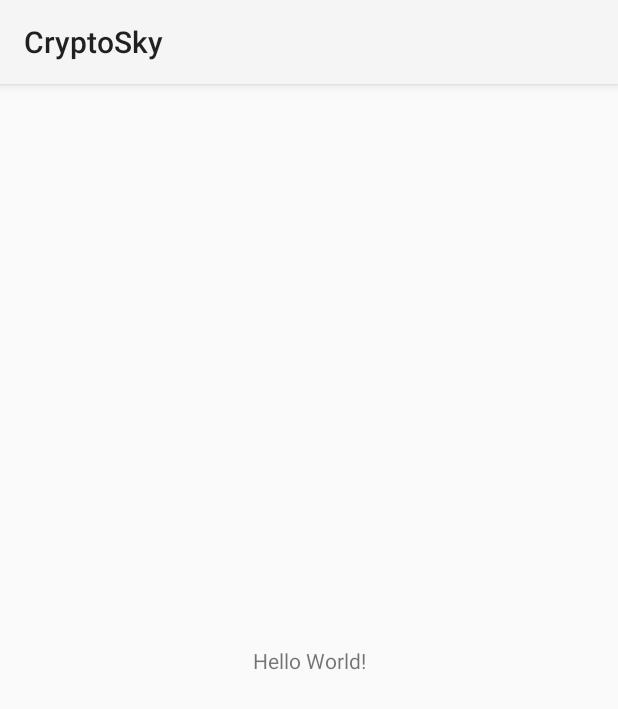
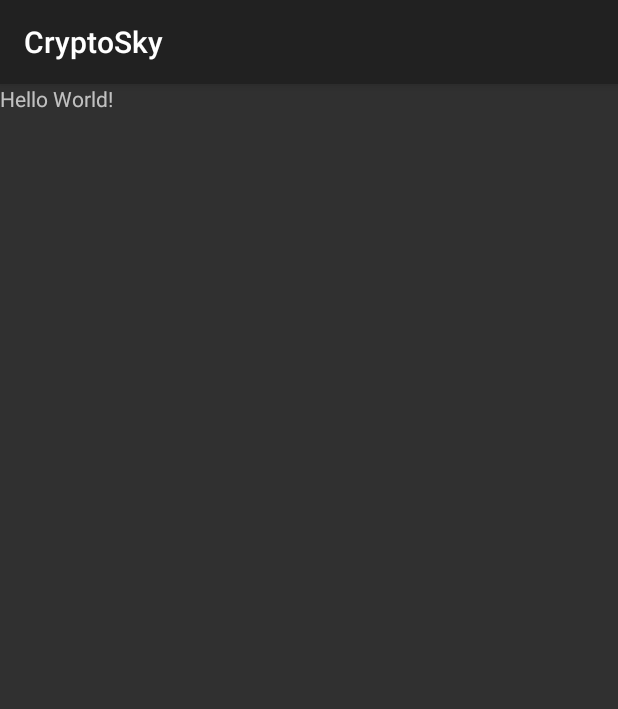
Before and after one commit to mrdeakd/CryptoSky, an Android app: the screen it shows after launch (MainActivity), on a phone screen of 412 x 824 dp. Shown: the top 709 px of the screen. Run offline under Robolectric (Android 15) with nearby library versions, the phone set to English and light mode, and no system bars; our stand-ins replace Timber; libraries missing offline, so code that uses them is left out: co.zsmb.rainbowcake; 2 statements that could not run were skipped.

```diff
--- a/app/build.gradle
+++ b/app/build.gradle
@@ -54,6 +54,7 @@ dependencies {
     //Rainbowcake
     implementation "co.zsmb:rainbow-cake-core:$rainbowcake_version"
     implementation "co.zsmb:rainbow-cake-dagger:$rainbowcake_version"
+    implementation "co.zsmb:rainbow-cake-navigation:$rainbowcake_version"
     testImplementation "co.zsmb:rainbow-cake-test:$rainbowcake_version"
     implementation "co.zsmb:rainbow-cake-timber:$rainbowcake_version"
 
--- a/app/src/main/AndroidManifest.xml
+++ b/app/src/main/AndroidManifest.xml
@@ -9,7 +9,7 @@
         android:label="@string/app_name"
         android:roundIcon="@mipmap/ic_launcher_round"
         android:supportsRtl="true"
-        android:theme="@style/Theme.AppCompat.Light">
+        android:theme="@style/Theme.AppCompat">
         <activity
             android:name=".MainActivity">
             <intent-filter>
--- a/app/src/main/java/deak/david/mszr/cryptosky/MainActivity.kt
+++ b/app/src/main/java/deak/david/mszr/cryptosky/MainActivity.kt
@@ -1,12 +1,14 @@
 package deak.david.mszr.cryptosky
 
-import androidx.appcompat.app.AppCompatActivity
+import co.zsmb.rainbowcake.navigation.SimpleNavActivity
 import android.os.Bundle
+import deak.david.mszr.cryptosky.ui.mainScreen.MainScreenFragment
 
-class MainActivity : AppCompatActivity() {
+class MainActivity : SimpleNavActivity() {
 
     override fun onCreate(savedInstanceState: Bundle?) {
         super.onCreate(savedInstanceState)
         setContentView(R.layout.activity_main)
+        navigator.add(MainScreenFragment())
     }
 }
--- a/app/src/main/res/layout/activity_main.xml
+++ b/app/src/main/res/layout/activity_main.xml
@@ -1,10 +1,11 @@
 <?xml version="1.0" encoding="utf-8"?>
-<androidx.constraintlayout.widget.ConstraintLayout xmlns:android="http://schemas.android.com/apk/res/android"
+<FrameLayout xmlns:android="http://schemas.android.com/apk/res/android"
     xmlns:app="http://schemas.android.com/apk/res-auto"
     xmlns:tools="http://schemas.android.com/tools"
     android:layout_width="match_parent"
     android:layout_height="match_parent"
-    tools:context=".MainActivity">
+    tools:context=".MainActivity"
+    android:id="@+id/contentFrame">
 
     <TextView
         android:layout_width="wrap_content"
@@ -15,4 +16,4 @@
         app:layout_constraintRight_toRightOf="parent"
         app:layout_constraintTop_toTopOf="parent" />
 
-</androidx.constraintlayout.widget.ConstraintLayout>
+</FrameLayout>
--- a/app/src/main/res/layout/fragment_main.xml
+++ b/app/src/main/res/layout/fragment_main.xml
@@ -10,7 +10,7 @@
         android:id="@+id/textView"
         android:layout_width="wrap_content"
         android:layout_height="wrap_content"
-        android:text="Hello CryptoSky"
+        android:text="Hello CryptoSky Main"
         app:layout_constraintBottom_toBottomOf="parent"
         app:layout_constraintEnd_toEndOf="parent"
         app:layout_constraintStart_toStartOf="parent"
```
